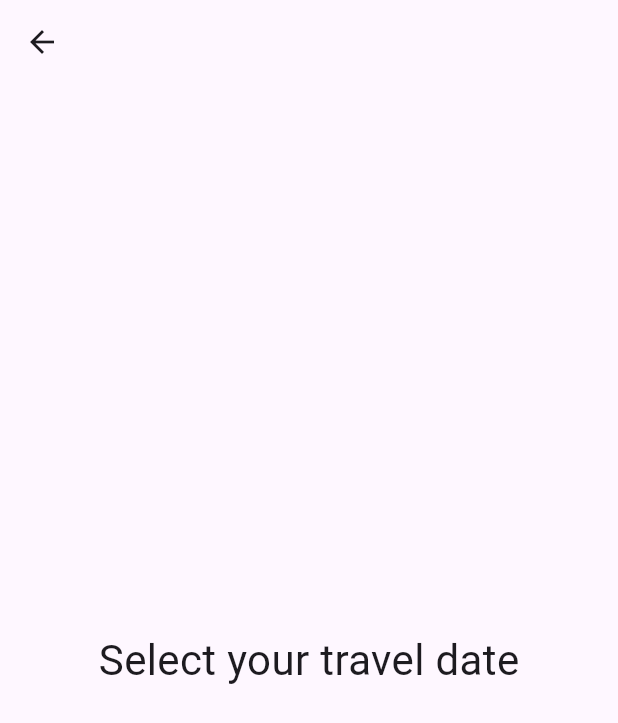
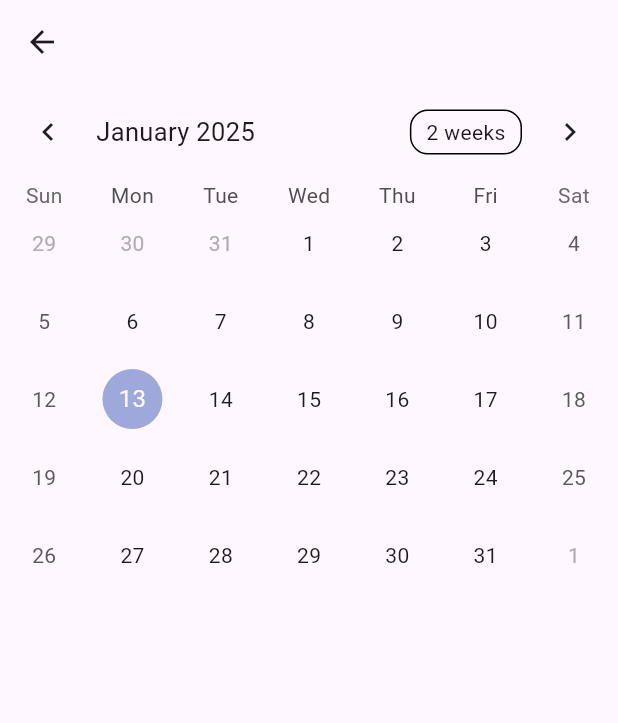
Before and after one commit to Journimal/Journimal-Client, a Flutter app: the RegisterDateScreen screen opened directly, on a phone screen of 412 x 824 dp. Shown: the top 723 px of the screen. Run offline on Flutter 3.47's test engine with Material 3 defaults, Android fonts, the phone set to English and light mode, and no system bars; drawn by our look-alikes of table_calendar.

```diff
--- a/lib/screen/login.dart
+++ b/lib/screen/login.dart
@@ -56,6 +56,10 @@ class _LoginScreenState extends State<LoginScreen> {
                           color: Colors.white,
                           width: 1.0,
                         ),
+                      ),
+                      hintText: 'Enter your Email address',
+                      hintStyle: TextStyle(
+                        color: Colors.white,
                       ),
                     ),
                     controller: id,
@@ -155,7 +159,7 @@ void showSnackBar(BuildContext context, Text text) {
       ],
     ),
     backgroundColor: Color(0xffFA7A7A),
-    duration: Duration(seconds: 5),
+    duration: Duration(seconds: 3),
   );
   ScaffoldMessenger.of(context).showSnackBar(snackBar);
 }
--- a/lib/screen/register_date.dart
+++ b/lib/screen/register_date.dart
@@ -1,24 +1,55 @@
 import 'package:flutter/material.dart';
+import 'package:table_calendar/table_calendar.dart';
 
-class RegisterDateScreen extends StatelessWidget {
+class RegisterDateScreen extends StatefulWidget {
   const RegisterDateScreen({super.key});
+
+  @override
+  State<RegisterDateScreen> createState() => _RegisterDateState();
+}
+
+class _RegisterDateState extends State<RegisterDateScreen> {
+  final CalendarFormat _calendarFormat = CalendarFormat.month;
+  DateTime _focusedDay = DateTime.now();
+  DateTime? _selectedDay;
+
+  DateTime? _firstDay;
+  DateTime? _lastDay;
+
+  @override
+  void initState() {
+    super.initState();
+    // 여기에서 사용자가 설정한 날짜를 설정하거나 기본값을 설정할 수 있습니다.
+    // 예시로 첫 번째 날짜는 2023년 1월 1일, 마지막 날짜는 2025년 12월 31일로 설정
+    _firstDay = DateTime(2023, 1, 1);
+    _lastDay = DateTime(2025, 12, 31);
+  }
 
   @override
   Widget build(BuildContext context) {
     return Scaffold(
       appBar: AppBar(),
-      body: Center(
-        child: Column(
-          mainAxisAlignment: MainAxisAlignment.center,
-          children: [
-            Text(
-              'Select your travel date',
-              style: TextStyle(
-                fontSize: 28,
-              ),
-            ),
-          ],
-        ),
+      body: TableCalendar(
+        firstDay: _firstDay ?? DateTime(2020, 1, 1), // 기본값 설정
+        lastDay: _lastDay ?? DateTime(2030, 12, 31), // 기본값 설정
+        focusedDay: _focusedDay,
+        calendarFormat: _calendarFormat,
+        selectedDayPredicate: (day) {
+          return isSameDay(_selectedDay, day);
+        },
+        onDaySelected: (selectedDay, focusedDay) {
+          if (!isSameDay(_selectedDay, selectedDay)) {
+            setState(() {
+              _selectedDay = selectedDay;
+              _focusedDay = focusedDay;
+            });
+          }
+        },
+        onPageChanged: (focusedDay) {
+          setState(() {
+            _focusedDay = focusedDay;
+          });
+        },
       ),
     );
   }
--- a/pubspec.yaml
+++ b/pubspec.yaml
@@ -35,6 +35,7 @@ dependencies:
   # Use with the CupertinoIcons class for iOS style icons.
   cupertino_icons: ^1.0.8
   flutter_login: ^5.0.0
+  table_calendar: ^3.2.0
 
 dev_dependencies:
   flutter_test:
```
Also changed, not shown: lib/screen/signup.dart (+7 -1 lines), pubspec.lock.
